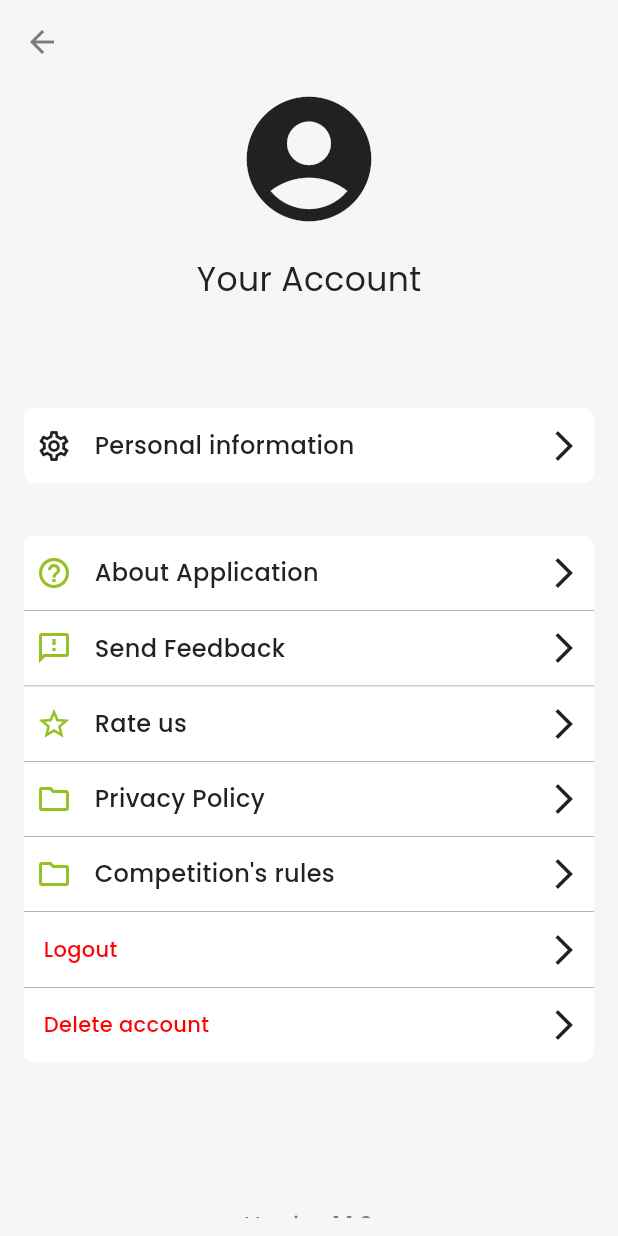
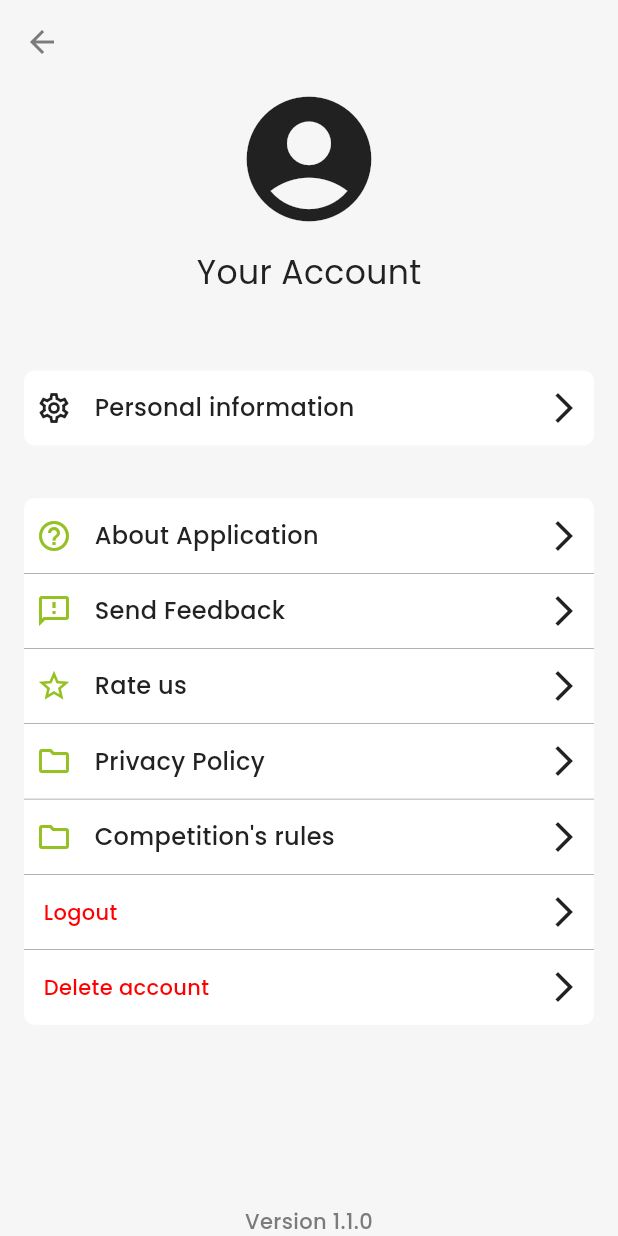
Before and after one commit to ZieloneGliwice/zielone_gliwice_mobile, a Flutter app: the SettingsPage screen opened by its route, on a phone screen of 412 x 824 dp. Run offline on Flutter 3.47's test engine with Material 3 defaults, Android fonts, the light colour scheme and no system bars; our stand-ins replace carousel_slider, dio, firebase_analytics, firebase_auth, firebase_core, firebase_crashlytics and 12 more; missing offline and left inert: ar_flutter_plugin_flutterflow; accounts and stored records are empty; project files that could hold a hidden picture were left out.

Commit message:
Settings layout update

```diff
--- a/lib/settings/settings_page.dart
+++ b/lib/settings/settings_page.dart
@@ -37,18 +37,6 @@ class SettingsPage extends GetView<SettingsPageController> {
         onLoading: const ActivityIndicator(),
         onError: (String? error) => _errorView(error),
       ),
-      bottomNavigationBar: BottomAppBar(
-        height: 30,
-        elevation: 0,
-        color: Colors.transparent,
-        child: controller.obx(
-          (_) => _appVersion(),
-          onLoading: const BottomAppBar(
-            color: ApplicationColors.background,
-            elevation: 0,
-          ),
-        ),
-      ),
     );
   }
 
@@ -66,11 +54,11 @@ class SettingsPage extends GetView<SettingsPageController> {
                   () => _userPhoto(),
                 ),
                 const SizedBox(
-                  height: 15,
+                  height: 10,
                 ),
                 Obx(() => _userName()),
                 const SizedBox(
-                  height: 70,
+                  height: 50,
                 ),
                 Container(
                   decoration: BoxDecoration(
@@ -89,6 +77,10 @@ class SettingsPage extends GetView<SettingsPageController> {
                   height: 35,
                 ),
                 _settingsColumn(),
+                const Spacer(),
+                controller.obx(
+                  (_) => _appVersion(),
+                ),
               ],
             ),
           ),
```
